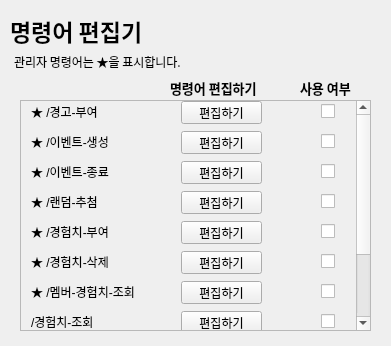
Qt form uis/commandSelector.ui (pandamgay/gui_discord_bot) before a commit.
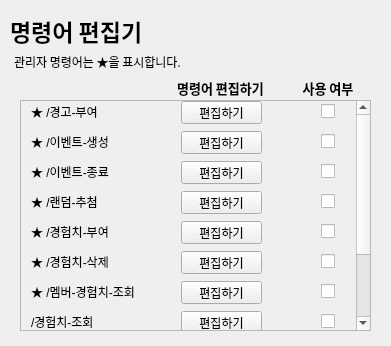
The same form after that commit.

What changed in the file:
```diff
--- a/uis/commandSelector.ui
+++ b/uis/commandSelector.ui
@@ -45,6 +45,9 @@
    <property name="text">
     <string>사용 여부</string>
    </property>
+   <property name="alignment">
+    <set>Qt::AlignCenter</set>
+   </property>
   </widget>
   <widget class="QLabel" name="editLable">
    <property name="geometry">
@@ -66,6 +69,9 @@
    <property name="text">
     <string>명령어 편집하기</string>
    </property>
+   <property name="alignment">
+    <set>Qt::AlignCenter</set>
+   </property>
   </widget>
   <widget class="QLabel" name="titleLabel">
    <property name="geometry">
```
